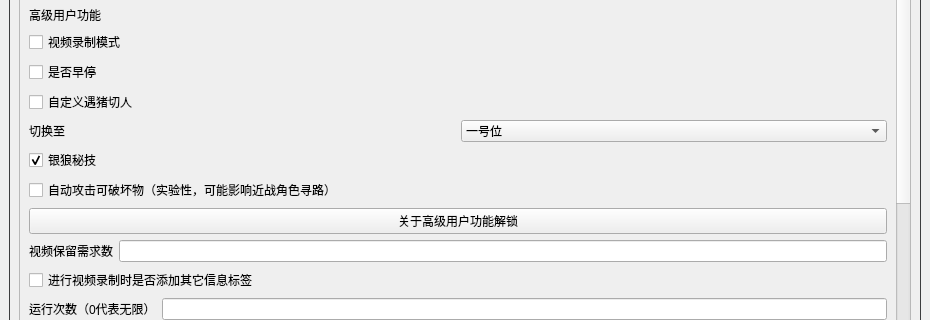
Old version of the form resource/ui/UI.ui in the repository qlx3264/Simulated_Scepter; both pictures show x 0 to 930 and y 164 to 484 of the 930 by 760 pixel window.
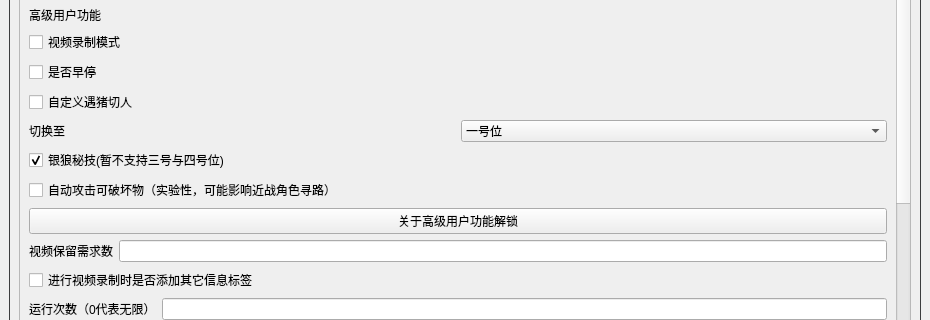
New version of the form. The open tabs and pages were chosen to show the change. Icons and pictures are not drawn.

Commit message: 文本改动以符合现有逻辑

Diff of the .ui file:
```diff
--- a/resource/ui/UI.ui
+++ b/resource/ui/UI.ui
@@ -1320,7 +1320,7 @@
                      <item>
                       <widget class="QCheckBox" name="silver_wolf_enable">
                        <property name="text">
-                        <string>银狼秘技</string>
+                        <string>银狼秘技(暂不支持三号与四号位)</string>
                        </property>
                        <property name="toolTip">
                         <string>位于一号位时，切换至银狼并启用秘技,若开启遇猪切人会切换至所选位置(一号位银狼不建议开启自定义遇猪切人)
```
The commit also changes 1 other file.
